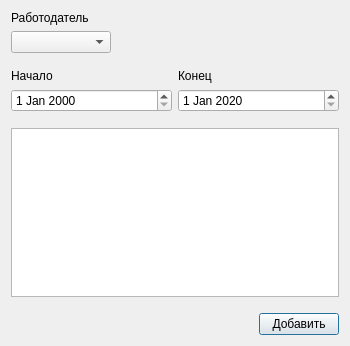
Qt form ui/searchpractice.ui (7enSmile/clientVKR) before a commit.
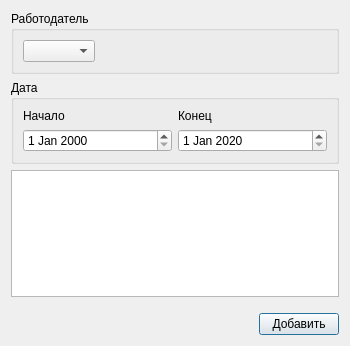
The same form after that commit.

Diff of the .ui file:
```diff
--- a/ui/searchpractice.ui
+++ b/ui/searchpractice.ui
@@ -15,42 +15,43 @@
   </property>
   <layout class="QVBoxLayout" name="verticalLayout_4">
    <item>
-    <layout class="QVBoxLayout" name="verticalLayout_3">
-     <item>
-      <widget class="QLabel" name="label_3">
-       <property name="text">
+    <widget class="QGroupBox" name="groupBox">
+     <property name="title">
         <string>Работодатель</string>
        </property>
-      </widget>
-     </item>
+     <layout class="QHBoxLayout" name="horizontalLayout_3">
      <item>
       <widget class="QComboBox" name="comboBox">
        <property name="maximumSize">
         <size>
-         <width>100</width>
+          <width>16777215</width>
          <height>16777215</height>
         </size>
        </property>
       </widget>
      </item>
-    </layout>
-   </item>
    <item>
-    <spacer name="verticalSpacer">
+       <spacer name="horizontalSpacer_2">
      <property name="orientation">
-      <enum>Qt::Vertical</enum>
-     </property>
-     <property name="sizeType">
-      <enum>QSizePolicy::Fixed</enum>
+         <enum>Qt::Horizontal</enum>
      </property>
      <property name="sizeHint" stdset="0">
       <size>
-       <width>20</width>
-       <height>10</height>
+          <width>40</width>
+          <height>20</height>
       </size>
      </property>
     </spacer>
    </item>
+     </layout>
+    </widget>
+   </item>
+   <item>
+    <widget class="QGroupBox" name="groupBox_2">
+     <property name="title">
+      <string>Дата</string>
+     </property>
+     <layout class="QVBoxLayout" name="verticalLayout_3">
    <item>
     <layout class="QHBoxLayout" name="horizontalLayout">
      <item>
@@ -94,21 +95,8 @@
      </item>
     </layout>
    </item>
-   <item>
-    <spacer name="verticalSpacer_2">
-     <property name="orientation">
-      <enum>Qt::Vertical</enum>
-     </property>
-     <property name="sizeType">
-      <enum>QSizePolicy::Fixed</enum>
-     </property>
-     <property name="sizeHint" stdset="0">
-      <size>
-       <width>20</width>
-       <height>10</height>
-      </size>
-     </property>
-    </spacer>
+     </layout>
+    </widget>
    </item>
    <item>
     <widget class="QTableView" name="tableViewPractice">
```
Lines whose indentation alone changed are shown as unchanged.
